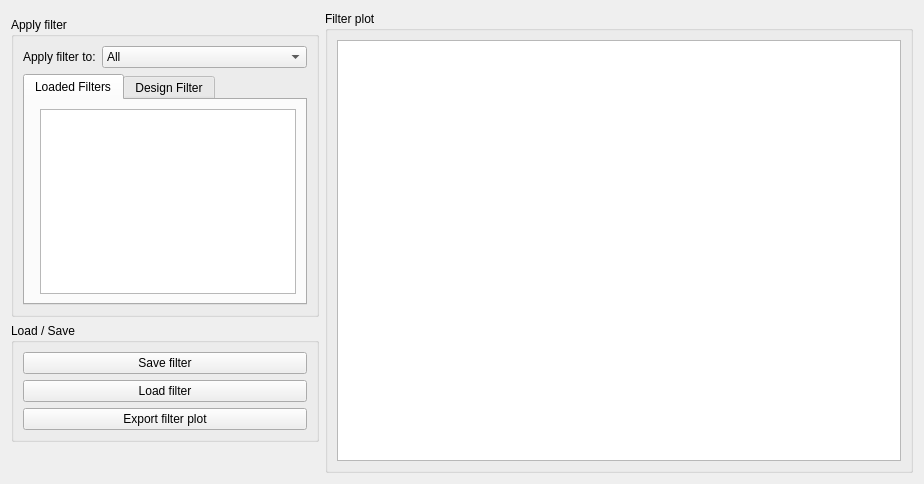
The window that libraries/disp/viewers/formfiles/filterview.ui (mne-tools/mne-cpp) describes before a commit, drawn with Qt 5.
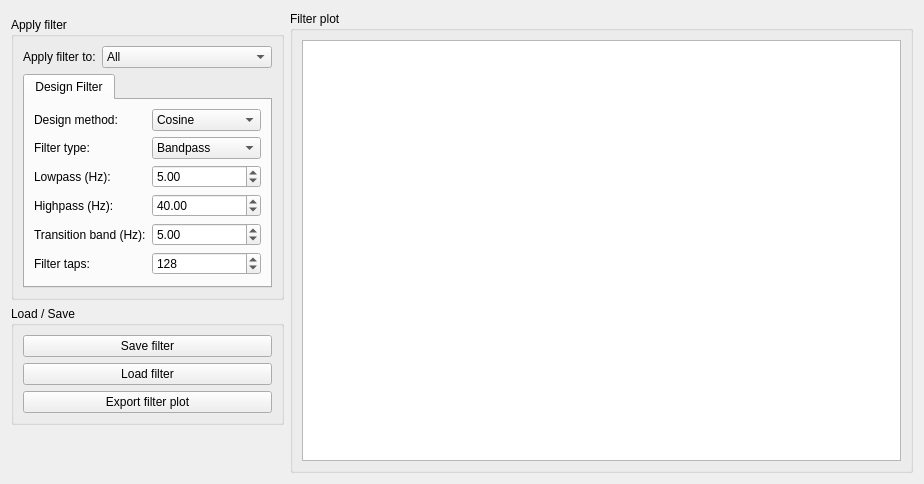
The same window after the commit. The open tabs and pages were chosen to show the change.

Commit message: [SC-170] Work on saving/loading settings and overall FilterView

Patch:
```diff
--- a/libraries/disp/viewers/formfiles/filterview.ui
+++ b/libraries/disp/viewers/formfiles/filterview.ui
@@ -98,56 +98,6 @@
           <property name="currentIndex">
            <number>1</number>
           </property>
-          <widget class="QWidget" name="List">
-           <attribute name="title">
-            <string>Loaded Filters</string>
-           </attribute>
-           <layout class="QFormLayout" name="formLayout_2">
-            <item row="0" column="1">
-             <widget class="QTableView" name="m_tableView_filterDataView">
-              <property name="sizePolicy">
-               <sizepolicy hsizetype="Preferred" vsizetype="Preferred">
-                <horstretch>0</horstretch>
-                <verstretch>0</verstretch>
-               </sizepolicy>
-              </property>
-              <property name="minimumSize">
-               <size>
-                <width>0</width>
-                <height>0</height>
-               </size>
-              </property>
-              <property name="maximumSize">
-               <size>
-                <width>16777215</width>
-                <height>16777215</height>
-               </size>
-              </property>
-              <property name="verticalScrollBarPolicy">
-               <enum>Qt::ScrollBarAsNeeded</enum>
-              </property>
-              <property name="sizeAdjustPolicy">
-               <enum>QAbstractScrollArea::AdjustIgnored</enum>
-              </property>
-              <property name="editTriggers">
-               <set>QAbstractItemView::AllEditTriggers</set>
-              </property>
-              <property name="alternatingRowColors">
-               <bool>false</bool>
-              </property>
-              <property name="selectionMode">
-               <enum>QAbstractItemView::SingleSelection</enum>
-              </property>
-              <property name="selectionBehavior">
-               <enum>QAbstractItemView::SelectRows</enum>
-              </property>
-             </widget>
-            </item>
-            <item row="0" column="0">
-             <layout class="QVBoxLayout" name="m_layout_defaultFilterActivation"/>
-            </item>
-           </layout>
-          </widget>
           <widget class="QWidget" name="Design">
            <attribute name="title">
             <string>Design Filter</string>
```
Left out of the diff: 5 changed lines with no effect on the pictures. The commit also changes 32 other files.
